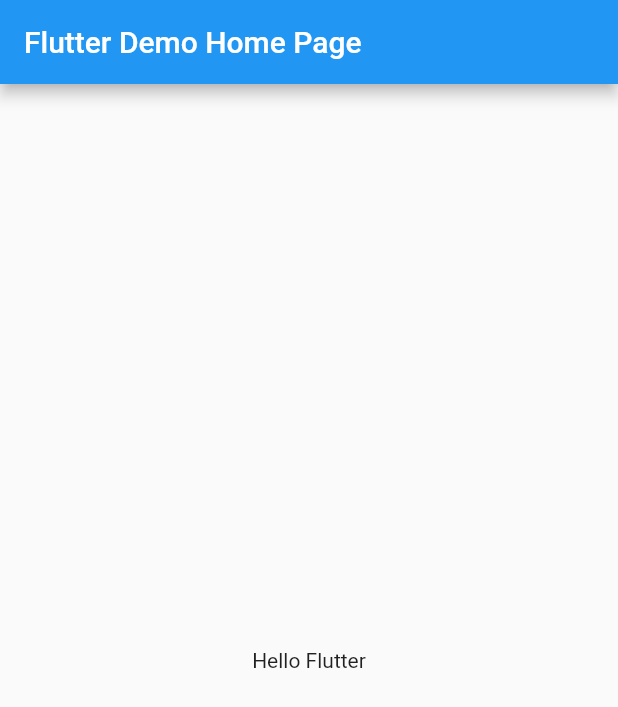
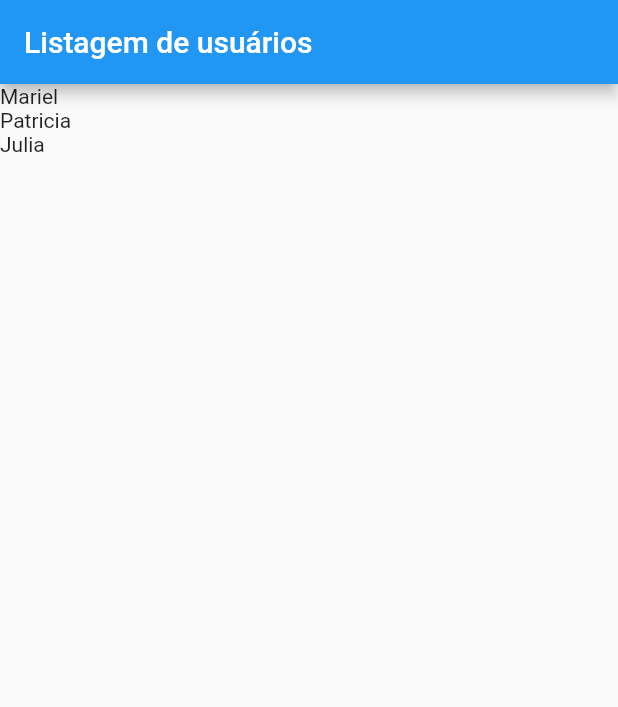
Before and after one commit to coutomariel/coder-flutter-crud, a Flutter app: the screen it shows after launch, on a phone screen of 412 x 824 dp. Shown: the top 707 px of the screen. Run offline on Flutter 3.47's test engine with Material 2 defaults, Android fonts, the phone set to English and light mode, and no system bars.

Commit message:
Criação do listagem de usuários com ListView.Builder

```diff
--- a/lib/main.dart
+++ b/lib/main.dart
@@ -1,4 +1,5 @@
 import 'package:flutter/material.dart';
+import 'package:flutter_crud/views/users.list.dart';
 
 void main() => runApp(MyApp());
 
@@ -12,7 +13,7 @@ class MyApp extends StatelessWidget {
         primarySwatch: Colors.blue,
         visualDensity: VisualDensity.adaptivePlatformDensity,
       ),
-      home: MyHomePage(),
+      home: UsersList(),
     );
   }
 }
--- a/lib/models/user.model.dart
+++ b/lib/models/user.model.dart
@@ -6,7 +6,7 @@ class User {
   final String email;
   final String avatarUrl;
 
-  User({
+  const User({
     this.id,
     @required this.nome,
     @required this.email,
--- /dev/null
+++ b/lib/views/users.list.dart
@@ -0,0 +1,18 @@
+import 'package:flutter/material.dart';
+import 'package:flutter_crud/data/dummy_users.dart';
+
+class UsersList extends StatelessWidget {
+
+  final users = { ...DUMMY_USERS };
+
+  @override
+  Widget build(BuildContext context) {
+    return Scaffold(
+      appBar: AppBar(title: Text("Listagem de usuários")),
+      body: ListView.builder(
+        itemCount: users.length,
+        itemBuilder: (context, index) => Text(users.values.elementAt(index).nome),
+      ),
+    );
+  }
+}
```
Also changed, not shown: lib/data/dummy_users.dart (+6 -4 lines).
